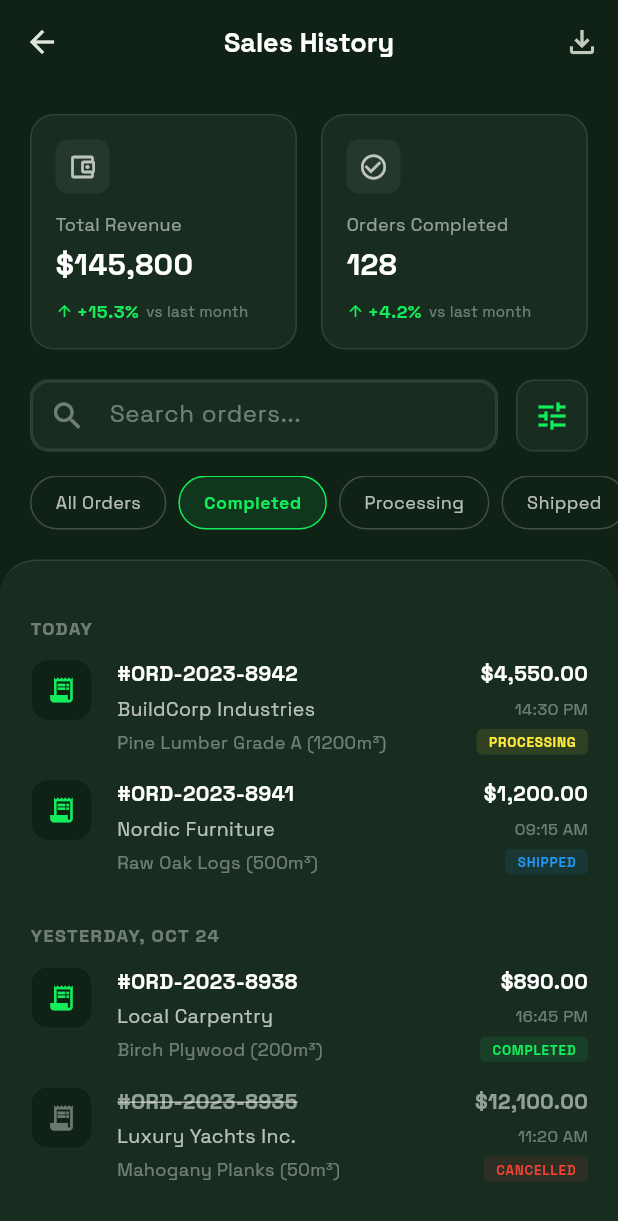
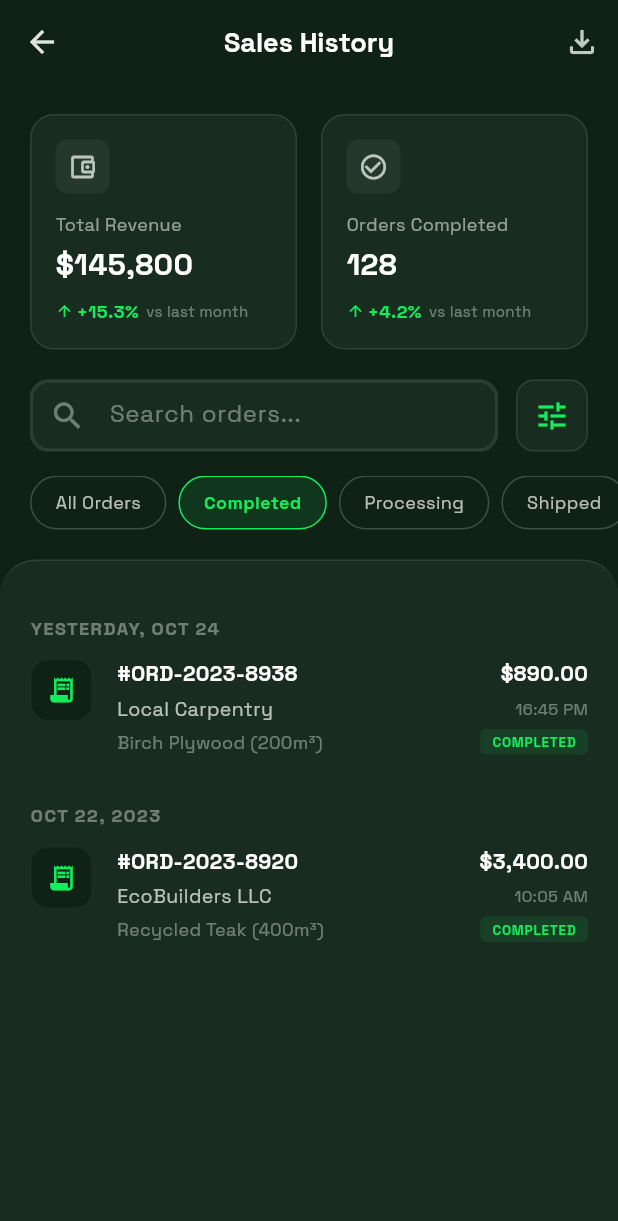
Before and after one commit to khanifzyen/woodloop, a Flutter app: the SupplierSalesHistoryPage screen opened by its route, after a tap on "Completed", on a phone screen of 412 x 824 dp. Shown: the top 1221 px of the screen. Run offline on Flutter 3.47's test engine with Material 3 defaults, Android fonts, the light colour scheme and no system bars; our stand-ins replace get_it, go_router, google_fonts, injectable.

Commit message:
fix: make filter chips scrollable and bind filter state to transaction list

```diff
--- a/woodloop_app/lib/features/supplier/presentation/pages/supplier_sales_history_page.dart
+++ b/woodloop_app/lib/features/supplier/presentation/pages/supplier_sales_history_page.dart
@@ -132,9 +132,11 @@ class _SupplierSalesHistoryPageState extends State<SupplierSalesHistoryPage> {
             // Filter Chips
             SizedBox(
               height: 36,
-              child: ListView(
+              child: SingleChildScrollView(
                 scrollDirection: Axis.horizontal,
+                physics: const AlwaysScrollableScrollPhysics(),
                 padding: const EdgeInsets.symmetric(horizontal: 20),
+                child: Row(
                   children: [
                     _buildFilterChip('All Orders'),
                     _buildFilterChip('Completed'),
@@ -142,6 +144,7 @@ class _SupplierSalesHistoryPageState extends State<SupplierSalesHistoryPage> {
                     _buildFilterChip('Shipped'),
                     _buildFilterChip('Cancelled'),
                   ],
+                ),
               ),
             ),
             const SizedBox(height: 20),
@@ -159,66 +162,115 @@ class _SupplierSalesHistoryPageState extends State<SupplierSalesHistoryPage> {
                     top: BorderSide(color: Colors.white.withValues(alpha: 0.1)),
                   ),
                 ),
-                child: ListView(
-                  padding: const EdgeInsets.all(20),
-                  children: [
-                    _buildDateHeader('Today'),
-                    _buildOrderTile(
-                      orderId: '#ORD-2023-8942',
-                      amount: '\$4,550.00',
-                      buyer: 'BuildCorp Industries',
-                      item: 'Pine Lumber Grade A (1200m³)',
-                      time: '14:30 PM',
-                      status: 'Processing',
-                      statusColor: Colors.yellow,
-                    ),
-                    _buildOrderTile(
-                      orderId: '#ORD-2023-8941',
-                      amount: '\$1,200.00',
-                      buyer: 'Nordic Furniture',
-                      item: 'Raw Oak Logs (500m³)',
-                      time: '09:15 AM',
-                      status: 'Shipped',
-                      statusColor: Colors.blue,
-                    ),
-                    _buildDateHeader('Yesterday, Oct 24'),
-                    _buildOrderTile(
-                      orderId: '#ORD-2023-8938',
-                      amount: '\$890.00',
-                      buyer: 'Local Carpentry',
-                      item: 'Birch Plywood (200m³)',
-                      time: '16:45 PM',
-                      status: 'Completed',
-                      statusColor: AppTheme.primaryColor,
-                    ),
-                    _buildOrderTile(
-                      orderId: '#ORD-2023-8935',
-                      amount: '\$12,100.00',
-                      buyer: 'Luxury Yachts Inc.',
-                      item: 'Mahogany Planks (50m³)',
-                      time: '11:20 AM',
-                      status: 'Cancelled',
-                      statusColor: Colors.red,
-                      isCancelled: true,
-                    ),
-                    _buildDateHeader('Oct 22, 2023'),
-                    _buildOrderTile(
-                      orderId: '#ORD-2023-8920',
-                      amount: '\$3,400.00',
-                      buyer: 'EcoBuilders LLC',
-                      item: 'Recycled Teak (400m³)',
-                      time: '10:05 AM',
-                      status: 'Completed',
-                      statusColor: AppTheme.primaryColor,
-                    ),
-                  ],
-                ),
+                child: _buildTransactionSection(),
               ),
             ),
           ],
         ),
       ),
     );
+  }
+
+  Widget _buildTransactionSection() {
+    List<Widget> children = [];
+
+    void addDateSection(String date, List<Map<String, dynamic>> orders) {
+      final filteredOrders = orders
+          .where(
+            (o) =>
+                _selectedFilter == 'All Orders' ||
+                o['status'] == _selectedFilter,
+          )
+          .toList();
+      if (filteredOrders.isNotEmpty) {
+        children.add(_buildDateHeader(date));
+        for (var o in filteredOrders) {
+          children.add(
+            _buildOrderTile(
+              orderId: o['orderId'],
+              amount: o['amount'],
+              buyer: o['buyer'],
+              item: o['item'],
+              time: o['time'],
+              status: o['status'],
+              statusColor: o['statusColor'],
+              isCancelled: o['isCancelled'] ?? false,
+            ),
+          );
+        }
+      }
+    }
+
+    addDateSection('Today', [
+      {
+        'orderId': '#ORD-2023-8942',
+        'amount': '\$4,550.00',
+        'buyer': 'BuildCorp Industries',
+        'item': 'Pine Lumber Grade A (1200m³)',
+        'time': '14:30 PM',
+        'status': 'Processing',
+        'statusColor': Colors.yellow,
+      },
+      {
+        'orderId': '#ORD-2023-8941',
+        'amount': '\$1,200.00',
+        'buyer': 'Nordic Furniture',
+        'item': 'Raw Oak Logs (500m³)',
+        'time': '09:15 AM',
+        'status': 'Shipped',
+        'statusColor': Colors.blue,
+      },
+    ]);
+
+    addDateSection('Yesterday, Oct 24', [
+      {
+        'orderId': '#ORD-2023-8938',
+        'amount': '\$890.00',
+        'buyer': 'Local Carpentry',
+        'item': 'Birch Plywood (200m³)',
+        'time': '16:45 PM',
+        'status': 'Completed',
+        'statusColor': AppTheme.primaryColor,
+      },
+      {
+        'orderId': '#ORD-2023-8935',
+        'amount': '\$12,100.00',
+        'buyer': 'Luxury Yachts Inc.',
+        'item': 'Mahogany Planks (50m³)',
+        'time': '11:20 AM',
+        'status': 'Cancelled',
+        'statusColor': Colors.red,
+        'isCancelled': true,
+      },
+    ]);
+
+    addDateSection('Oct 22, 2023', [
+      {
+        'orderId': '#ORD-2023-8920',
+        'amount': '\$3,400.00',
+        'buyer': 'EcoBuilders LLC',
+        'item': 'Recycled Teak (400m³)',
+        'time': '10:05 AM',
+        'status': 'Completed',
+        'statusColor': AppTheme.primaryColor,
+      },
+    ]);
+
+    if (children.isEmpty) {
+      children.add(
+        const Padding(
+          padding: EdgeInsets.all(40.0),
+          child: Center(
+            child: Text(
+              'No orders found for this filter.',
+              style: TextStyle(color: Colors.white54),
+            ),
+          ),
+        ),
+      );
+    }
+
+    return ListView(padding: const EdgeInsets.all(20), children: children);
   }
 
   Widget _buildSummaryCard({
```
Lines whose indentation alone changed are shown as unchanged.
